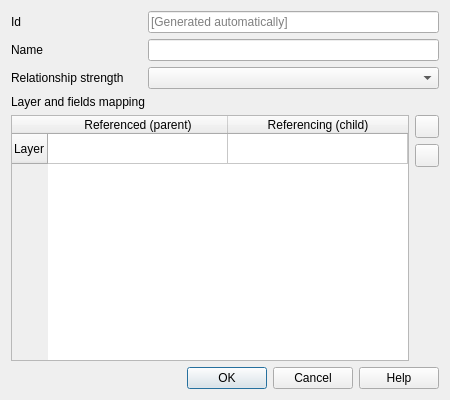
This is src/ui/qgsrelationmanageradddialogbase.ui in qgis/QGIS as Qt 5 draws it before an edit. The edited form follows.
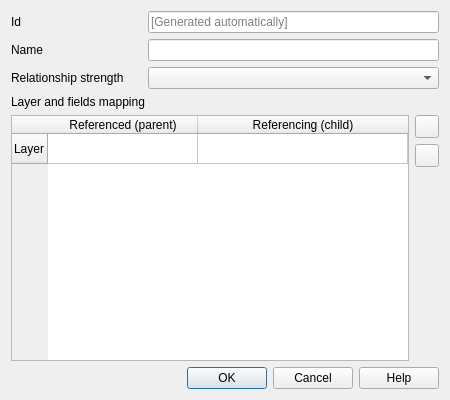
This is the edited form. Icons and pictures are not drawn.

```diff
--- a/src/ui/qgsrelationmanageradddialogbase.ui
+++ b/src/ui/qgsrelationmanageradddialogbase.ui
@@ -30,7 +30,7 @@
       <number>1</number>
      </property>
      <attribute name="horizontalHeaderDefaultSectionSize">
-      <number>180</number>
+      <number>150</number>
      </attribute>
      <attribute name="horizontalHeaderStretchLastSection">
       <bool>true</bool>
```
